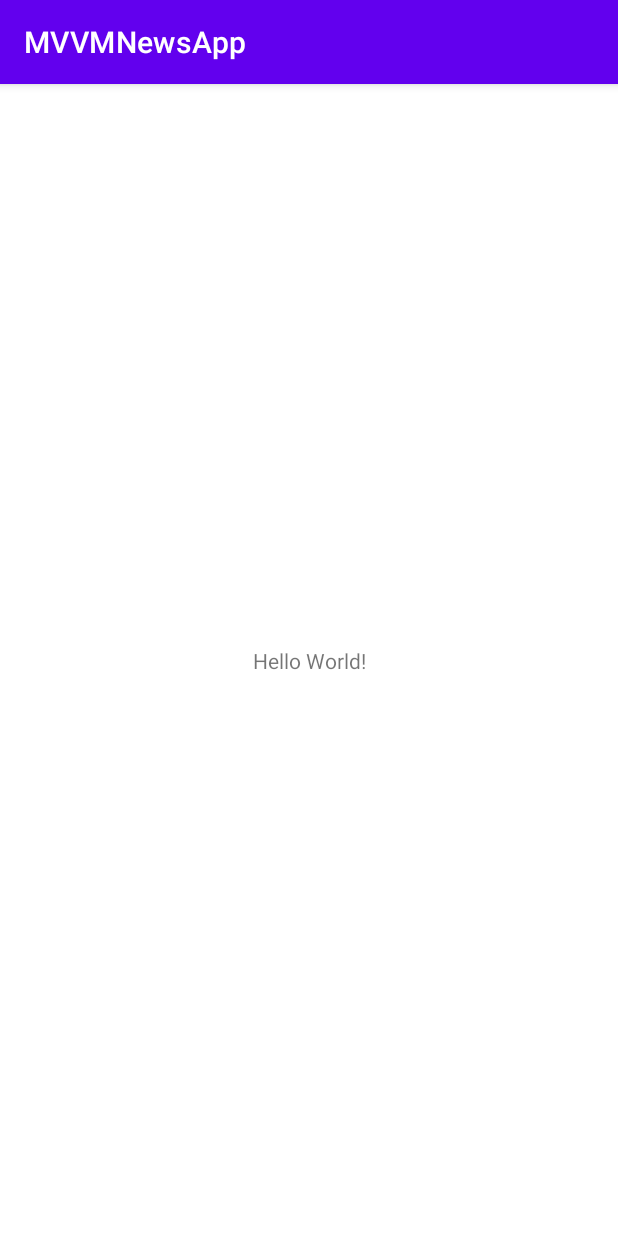
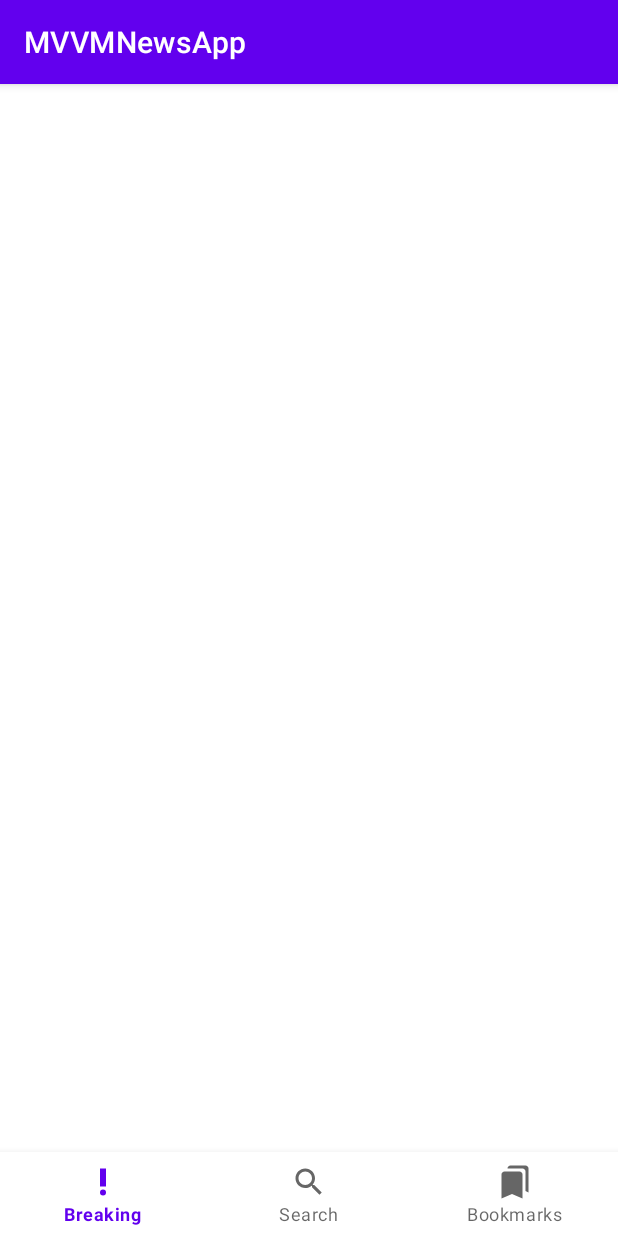
Before and after one commit to samsadch/MVVVMNewsApp, an Android app: the screen it shows after launch (MainActivity), on a phone screen of 412 x 824 dp. Run offline under Robolectric (Android 15) with nearby library versions, the phone set to English and light mode, and no system bars.

Commit message:
Changed activity_main.xml to show the BottomNvaigationMenu and created a fragment container

```diff
--- a/app/src/main/res/layout/activity_main.xml
+++ b/app/src/main/res/layout/activity_main.xml
@@ -1,18 +1,25 @@
 <?xml version="1.0" encoding="utf-8"?>
-<androidx.constraintlayout.widget.ConstraintLayout xmlns:android="http://schemas.android.com/apk/res/android"
+<RelativeLayout xmlns:android="http://schemas.android.com/apk/res/android"
     xmlns:app="http://schemas.android.com/apk/res-auto"
     xmlns:tools="http://schemas.android.com/tools"
     android:layout_width="match_parent"
     android:layout_height="match_parent"
     tools:context=".MainActivity">
 
-    <TextView
-        android:layout_width="wrap_content"
+
+    <com.google.android.material.bottomnavigation.BottomNavigationView
+        android:id="@+id/bottom_nav"
+        android:layout_width="match_parent"
         android:layout_height="wrap_content"
-        android:text="Hello World!"
-        app:layout_constraintBottom_toBottomOf="parent"
-        app:layout_constraintLeft_toLeftOf="parent"
-        app:layout_constraintRight_toRightOf="parent"
-        app:layout_constraintTop_toTopOf="parent" />
+        android:layout_alignParentBottom="true"
+        app:menu="@menu/menu_bottom_nav" />
 
-</androidx.constraintlayout.widget.ConstraintLayout>
+
+    <androidx.fragment.app.FragmentContainerView
+        android:id="@+id/fragment_container"
+        android:layout_width="match_parent"
+        android:layout_height="match_parent"
+        android:layout_above="@+id/bottom_nav" />
+
+
+</RelativeLayout>
```
